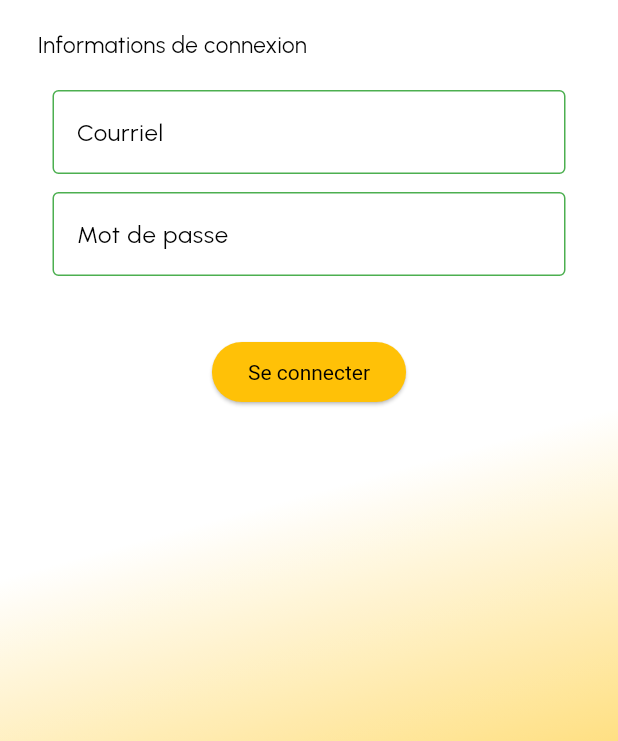
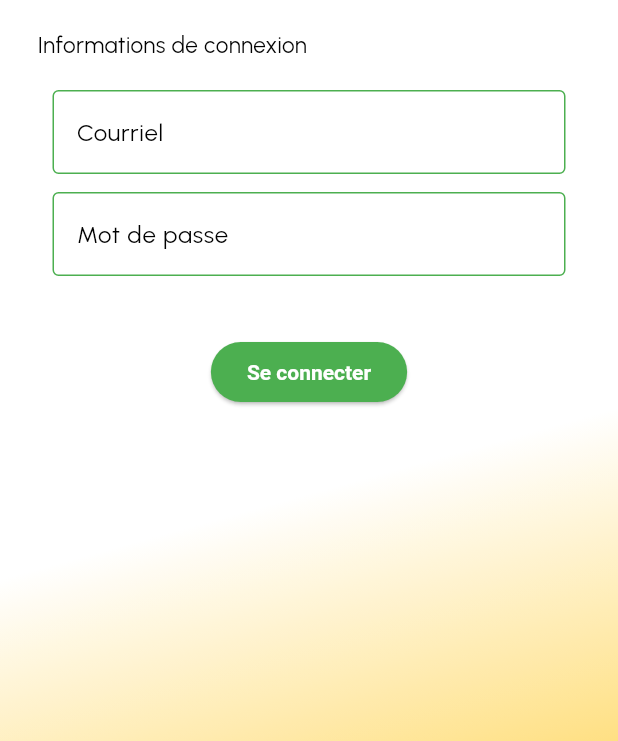
Before and after one commit to cr-crme/mon_stage_en_images, a Flutter app: the screen it shows after launch, on a phone screen of 412 x 824 dp, the part 495-1236 px from its top. Run offline on Flutter 3.47's test engine with Material 3 defaults, Android fonts, the phone set to English and light mode, and no system bars; our stand-ins replace firebase_core, firebase_database, firebase_storage, flutter_tts, image_picker, speech_to_text; missing offline and left inert: enhanced_containers, ezlogin; accounts and stored records are empty; generated files the repository leaves out were written again; statements that could not run were skipped.

Commit message:
Adjusted student theme

```diff
--- a/lib/common/models/themes.dart
+++ b/lib/common/models/themes.dart
@@ -16,6 +16,7 @@ ThemeData teacherTheme() {
     titleTextStyle: TextStyle(
         fontSize: 20, color: colorSwatch.onPrimary, fontFamily: fontFamily),
     color: primaryColor,
+    iconTheme: const IconThemeData(color: Colors.black),
   );
   final dialogTheme = DialogTheme(
       backgroundColor: Colors.white, surfaceTintColor: Colors.grey[200]);
@@ -27,6 +28,7 @@ ThemeData teacherTheme() {
         OutlineInputBorder(borderSide: BorderSide(color: Colors.black54)),
     disabledBorder:
         OutlineInputBorder(borderSide: BorderSide(color: Colors.black54)),
+    errorBorder: OutlineInputBorder(borderSide: BorderSide(color: Colors.red)),
     labelStyle: TextStyle(color: Colors.black),
   );
 
@@ -97,6 +99,7 @@ ThemeData studentTheme() {
     titleTextStyle: TextStyle(
         fontSize: 20, color: colorSwatch.onPrimary, fontFamily: fontFamily),
     color: primaryColor,
+    iconTheme: const IconThemeData(color: Colors.white),
   );
 
   final dialogTheme = DialogTheme(
@@ -109,15 +112,25 @@ ThemeData studentTheme() {
         OutlineInputBorder(borderSide: BorderSide(color: primaryColor)),
     disabledBorder:
         OutlineInputBorder(borderSide: BorderSide(color: Colors.grey)),
+    errorBorder: OutlineInputBorder(borderSide: BorderSide(color: Colors.red)),
   );
 
   final cardTheme =
       CardTheme(color: Colors.grey[100], surfaceTintColor: Colors.white);
 
   final elevatedButton = ElevatedButtonThemeData(
-      style: ElevatedButton.styleFrom(
-    backgroundColor: primaryColor,
-    textStyle: const TextStyle(color: Colors.black),
+    style: ElevatedButton.styleFrom(
+        backgroundColor: primaryColor,
+        foregroundColor: Colors.white,
+        textStyle: const TextStyle(fontWeight: FontWeight.bold)),
+  );
+
+  final outlinedButton = OutlinedButtonThemeData(
+      style: OutlinedButton.styleFrom(
+    backgroundColor: Colors.transparent,
+    surfaceTintColor: Colors.white,
+    side: const BorderSide(color: primaryColor),
+    textStyle: const TextStyle(fontWeight: FontWeight.bold),
   ));
 
   final checkboxTheme = CheckboxThemeData(
@@ -135,6 +148,7 @@ ThemeData studentTheme() {
     inputDecorationTheme: inputDecorationTheme,
     cardTheme: cardTheme,
     elevatedButtonTheme: elevatedButton,
+    outlinedButtonTheme: outlinedButton,
     checkboxTheme: checkboxTheme,
   );
 }
--- a/lib/default_questions.dart
+++ b/lib/default_questions.dart
@@ -1,6 +1,7 @@
 import 'package:defi_photo/common/models/enum.dart';
 import 'package:defi_photo/common/models/question.dart';
 
+// TODO: Make the default question non-deletable
 class DefaultQuestion {
   // These are the default questions when creating a new teacher
   // [section] are : M=0, E=1, T=2, I=3, E=4, R=5 and [defaultTarget] should
--- a/lib/screens/login/login_screen.dart
+++ b/lib/screens/login/login_screen.dart
@@ -246,13 +246,8 @@ class _LoginScreenState extends State<LoginScreen> {
                             },
                             style: ElevatedButton.styleFrom(
                                 backgroundColor:
-                                    teacherTheme().colorScheme.primary),
-                            child: Text(
-                              'Se connecter',
-                              style: TextStyle(
-                                color: teacherTheme().colorScheme.onPrimary,
-                              ),
-                            ),
+                                    studentTheme().colorScheme.primary),
+                            child: const Text('Se connecter'),
                           ),
                         ],
                       );
--- a/lib/screens/q_and_a/widgets/discussion_list_view.dart
+++ b/lib/screens/q_and_a/widgets/discussion_list_view.dart
@@ -187,12 +187,15 @@ class _DiscussionListViewState extends State<DiscussionListView> {
           discussion: widget.messages,
         ),
         if (userType == UserType.student && !widget.isAnswerValidated)
-          Row(
+          Padding(
+            padding: const EdgeInsets.only(bottom: 4.0),
+            child: Row(
               mainAxisAlignment: MainAxisAlignment.center,
               children: [
                 TextButton(
                   onPressed: () => _addPhoto(ImageSource.camera),
-                style: TextButton.styleFrom(backgroundColor: Colors.grey[700]),
+                  style:
+                      TextButton.styleFrom(backgroundColor: Colors.grey[700]),
                   child: const Row(
                     children: [
                       Icon(Icons.camera_alt),
@@ -206,7 +209,8 @@ class _DiscussionListViewState extends State<DiscussionListView> {
                 const SizedBox(width: 10),
                 TextButton(
                   onPressed: () => _addPhoto(ImageSource.gallery),
-                style: TextButton.styleFrom(backgroundColor: Colors.grey[700]),
+                  style:
+                      TextButton.styleFrom(backgroundColor: Colors.grey[700]),
                   child: const Row(
                     children: [
                       Icon(Icons.image),
@@ -218,6 +222,7 @@ class _DiscussionListViewState extends State<DiscussionListView> {
                   ),
                 )
               ],
+            ),
           ),
         if (!widget.isAnswerValidated && widget.student != null)
           Container(
```
Lines whose indentation alone changed are shown as unchanged.
